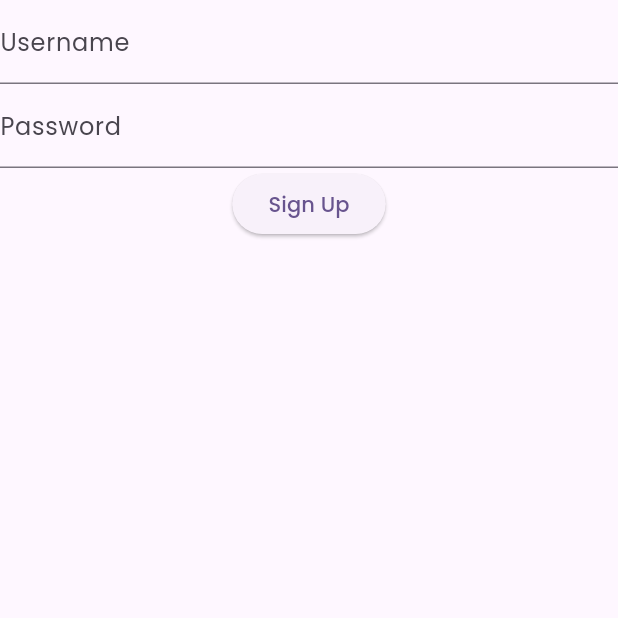
After one commit to ellaly2/habinu, a Flutter app: the SignUpState screen opened directly, after a tap on "Sign Up", on a phone screen of 412 x 824 dp, the top half of it. The commit adds this screen. Run offline on Flutter 3.47's test engine with Material 3 defaults, Android fonts, the phone set to English and light mode, and no system bars; our stand-ins replace camera, shared_preferences; accounts and stored records are empty; network calls fail.

Commit message:
signup page

```diff
--- a/habinu/lib/main.dart
+++ b/habinu/lib/main.dart
@@ -2,6 +2,7 @@ import 'package:flutter/material.dart';
 import 'package:habinu/models/data.dart';
 import 'package:habinu/models/home.dart';
 import 'package:habinu/models/getStarted.dart';
+import 'package:habinu/models/signUp.dart';
 
 void main() async {
   WidgetsFlutterBinding.ensureInitialized(); // required for async init
--- /dev/null
+++ b/habinu/lib/models/signUp.dart
@@ -0,0 +1,60 @@
+import 'dart:convert';
+
+import 'package:flutter/material.dart';
+import 'package:http/http.dart' as http;
+
+class SignUpState extends StatefulWidget {
+  const SignUpState({super.key});
+
+  @override
+  State<SignUpState> createState() => SignUp();
+}
+
+class SignUp extends State<SignUpState> {
+  final usernameController = TextEditingController();
+  final passwordController = TextEditingController();
+
+  Future<void> signUp() async {
+    final url = Uri.parse("http://172.16.226.154:3000/");
+    try {
+      final response = await http.post(
+        url,
+        headers: <String, String> {
+          'Content-Type': 'application/json; charset=UTF-8',
+        },
+        body: jsonEncode(<String, String> {
+          "username": usernameController.text,
+          "password": passwordController.text
+        }));
+      debugPrint(response.body);
+      if (response.statusCode == 201) { // 201 Created for successful POST
+        debugPrint('Data posted successfully: ${response.body}');
+      } else {
+        debugPrint('Failed to post data with status: ${response.statusCode}');
+      }
+    } catch (e) {
+      debugPrint(e.toString());
+    }
+  }
+
+  @override
+  Widget build(BuildContext context) {
+    return Scaffold(
+      body: Column(children: [
+        TextField(
+          controller: usernameController,
+          decoration: InputDecoration(
+            labelText: "Username",
+          ),
+        ),
+        TextField(
+          controller: passwordController,
+          decoration: InputDecoration(
+            labelText: "Password",
+          ),
+        ),
+        ElevatedButton(onPressed: signUp, child: Text("Sign Up")),
+      ],)
+    );
+  }
+}
--- a/habinu/pubspec.yaml
+++ b/habinu/pubspec.yaml
@@ -38,6 +38,7 @@ dependencies:
   shared_preferences: ^2.5.3
   camera: ^0.11.2
   path_provider: ^2.1.5
+  http: ^1.5.0
 
 dev_dependencies:
   flutter_test:
```
Also changed, not shown: habinu/lib/models/camera.dart (+11 -11 lines), habinu/pubspec.lock.
